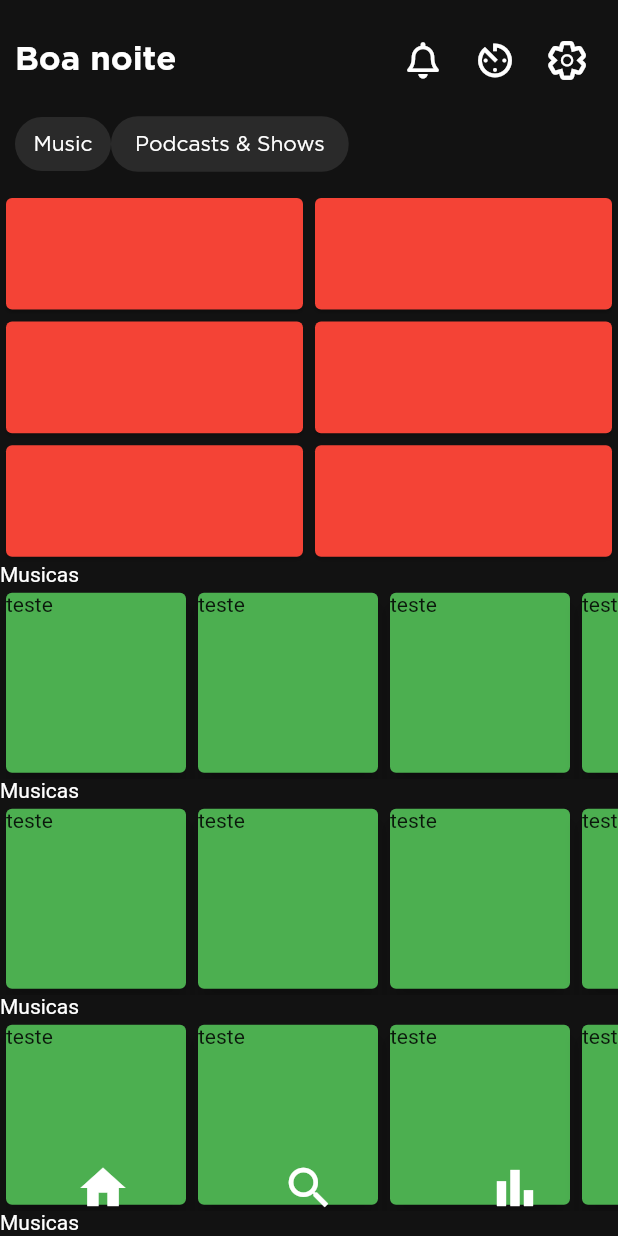
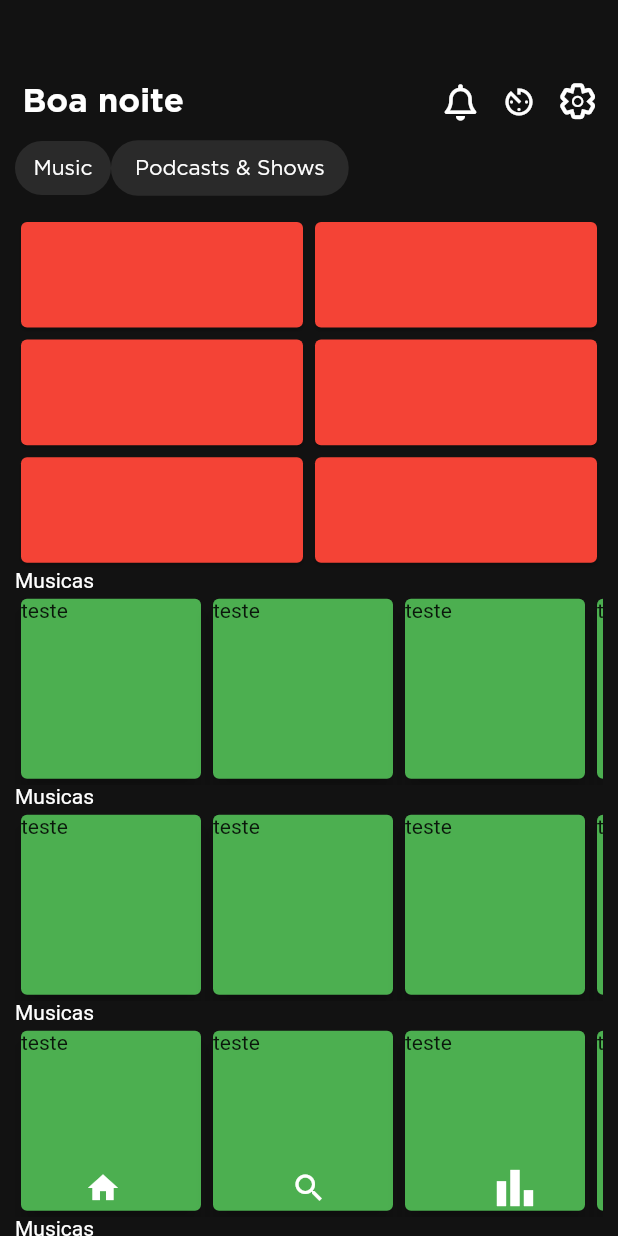
Before and after one commit to AngeloAntonioScholze/Portifolio, a Flutter app: the screen it shows after launch, after a tap on the "av timer" icon, on a phone screen of 412 x 824 dp. Run offline on Flutter 3.47's test engine with Material 2 defaults, Android fonts, the phone set to English and light mode, and no system bars; our stand-ins replace font_awesome_flutter.

Commit message:
Readjusting the way i make the appbar

```diff
--- a/spotify_clone/lib/main.dart
+++ b/spotify_clone/lib/main.dart
@@ -16,7 +16,7 @@ class MyApp extends StatelessWidget {
       theme: ThemeData(
         textTheme: const TextTheme(),
       ),
-      home: MyHomePage(),
+      home: const MyHomePage(),
     );
   }
 }
--- a/spotify_clone/lib/widgets/buttons.dart
+++ b/spotify_clone/lib/widgets/buttons.dart
@@ -9,24 +9,10 @@ class NotificationButton extends StatelessWidget {
   Widget build(BuildContext context) {
     return IconButton(
       padding: EdgeInsets.zero,
-      onPressed: () {},
-      icon: const Icon(FontAwesomeIcons.bell),
-      color: Colors.white,
-    );
-  }
-}
-
-class ConfigurationButton extends StatelessWidget {
-  const ConfigurationButton({Key? key}) : super(key: key);
-
-  @override
-  Widget build(BuildContext context) {
-    return IconButton(
-      padding: EdgeInsets.zero,
+      constraints: const BoxConstraints(),
       onPressed: () {},
       icon: const Icon(
-        CustomIcons.cogOutline,
-        size: 26,
+        FontAwesomeIcons.bell,
       ),
       color: Colors.white,
     );
@@ -40,10 +26,27 @@ class RecentButton extends StatelessWidget {
   Widget build(BuildContext context) {
     return IconButton(
       padding: EdgeInsets.zero,
+      constraints: const BoxConstraints(),
       onPressed: () {},
       icon: const Icon(
         Icons.av_timer,
-        size: 30,
+      ),
+      color: Colors.white,
+    );
+  }
+}
+
+class ConfigurationButton extends StatelessWidget {
+  const ConfigurationButton({Key? key}) : super(key: key);
+
+  @override
+  Widget build(BuildContext context) {
+    return IconButton(
+      padding: EdgeInsets.zero,
+      constraints: const BoxConstraints(),
+      onPressed: () {},
+      icon: const Icon(
+        CustomIcons.cogOutline,
       ),
       color: Colors.white,
     );
@@ -60,7 +63,6 @@ class SearchButton extends StatelessWidget {
       onPressed: () {},
       icon: const Icon(
         Icons.search,
-        size: 36,
       ),
       color: Colors.white,
     );
@@ -77,7 +79,6 @@ class HomeButton extends StatelessWidget {
       onPressed: () {},
       icon: const Icon(
         Icons.home,
-        size: 36,
       ),
       color: Colors.white,
     );
--- a/spotify_clone/lib/widgets/home_app_bar.dart
+++ b/spotify_clone/lib/widgets/home_app_bar.dart
@@ -5,7 +5,7 @@ class HomeAppBar extends SliverPersistentHeaderDelegate {
   HomeAppBar();
 
   final double minHeight = 0.0;
-  final double maxHeight = 64.0;
+  final double maxHeight = 80.0;
 
   @override
   double get minExtent => minHeight;
@@ -18,16 +18,18 @@ class HomeAppBar extends SliverPersistentHeaderDelegate {
     return Stack(
       fit: StackFit.expand,
       children: [
-        Container(
+        Positioned.fill(
+          child: Container(
             decoration: const BoxDecoration(
               color: Color.fromRGBO(18, 18, 18, 1),
+            ),
           ),
         ),
         Positioned(
           width: MediaQuery.of(context).size.width,
           bottom: 0,
           child: Padding(
-            padding: const EdgeInsets.symmetric(horizontal: 10),
+            padding: const EdgeInsets.symmetric(horizontal: 15),
             child: Row(
               mainAxisAlignment: MainAxisAlignment.spaceBetween,
               children: [
@@ -58,16 +60,15 @@ class HomeAppBar extends SliverPersistentHeaderDelegate {
   }
 
   Widget _buildAction() {
-    return Container(
-      margin: const EdgeInsets.only(bottom: 0),
-      child: Align(
+    return SizedBox(
       child: Wrap(
+        alignment: WrapAlignment.spaceBetween,
+        spacing: 15,
         children: const [
           NotificationButton(),
           RecentButton(),
           ConfigurationButton(),
         ],
-        ),
       ),
     );
   }
--- a/spotify_clone/lib/widgets/main_screen_body.dart
+++ b/spotify_clone/lib/widgets/main_screen_body.dart
@@ -10,11 +10,12 @@ class MainScreenBody extends StatelessWidget {
 
   @override
   Widget build(BuildContext context) {
-    return const DecoratedBox(
-      decoration: BoxDecoration(
+    return Container(
+      padding: const EdgeInsets.symmetric(horizontal: 10),
+      decoration: const BoxDecoration(
         color: Color.fromRGBO(18, 18, 18, 1.0),
       ),
-      child: CustomScrollView(
+      child: const CustomScrollView(
         slivers: [
           MainScreenGrid(),
           ContentRow(),
```
Also changed, not shown: spotify_clone/pubspec.yaml (+15 -6 lines). Lines whose indentation alone changed are shown as unchanged.
